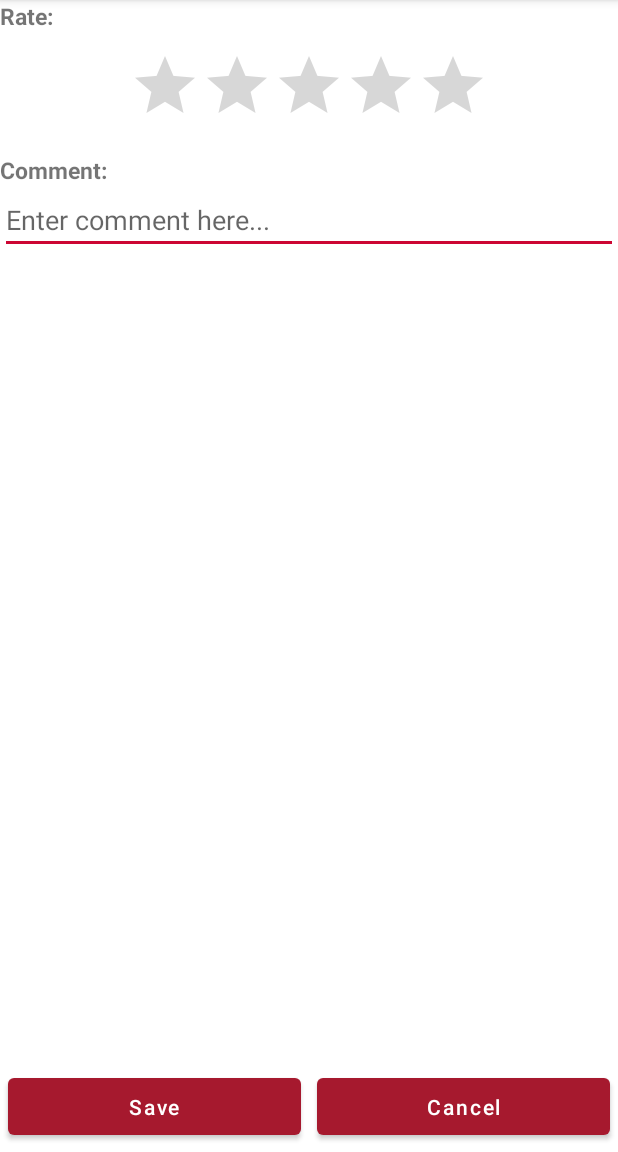
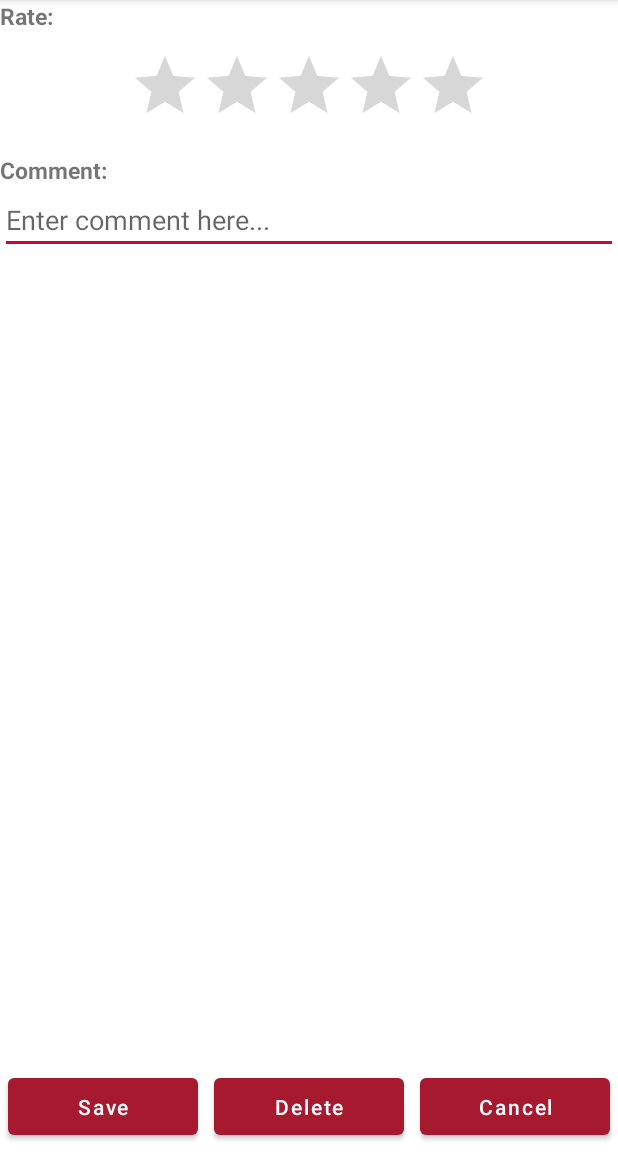
Before and after one commit to rsehmbi/hubspot, an Android app: the fragment ReviewAddFragment shown on its own in the app's theme, on a phone screen of 412 x 824 dp, the part 84-1236 px from its top. Run offline under Robolectric (Android 15) with nearby library versions, the phone set to English and light mode, and no system bars; our stand-ins replace Firebase (no records; nobody signed in at launch, a user with empty details on screens opened directly); 2 statements that could not run were skipped.

Commit message:
Add delete of review

```diff
--- a/app/src/main/res/layout/fragment_add_new_review.xml
+++ b/app/src/main/res/layout/fragment_add_new_review.xml
@@ -44,7 +44,7 @@
             android:textStyle="bold"
             android:textSize="15sp"
             android:paddingTop="12dp"
-            android:text="Comment:" />
+            android:text="@string/comment" />
 
         <EditText
             android:id="@+id/editText_user_comment"
@@ -81,6 +81,15 @@
                     android:textAllCaps="false" />
 
                 <Button
+                    android:id="@+id/delete_review_btn_id"
+                    android:layout_width="match_parent"
+                    android:layout_height="50dp"
+                    android:layout_margin="5dp"
+                    android:layout_weight="1"
+                    android:text="Delete"
+                    android:textAllCaps="false" />
+
+                <Button
                     android:id="@+id/cancel_review_btn_id"
                     android:layout_width="match_parent"
                     android:layout_height="50dp"
```
Also changed, not shown: app/src/main/java/com/example/hubspot/ratings/ReviewAddFragment.kt (+84 -2 lines), app/src/main/java/com/example/hubspot/ratings/ReviewDisplayFragment.kt (+3 -5 lines).
